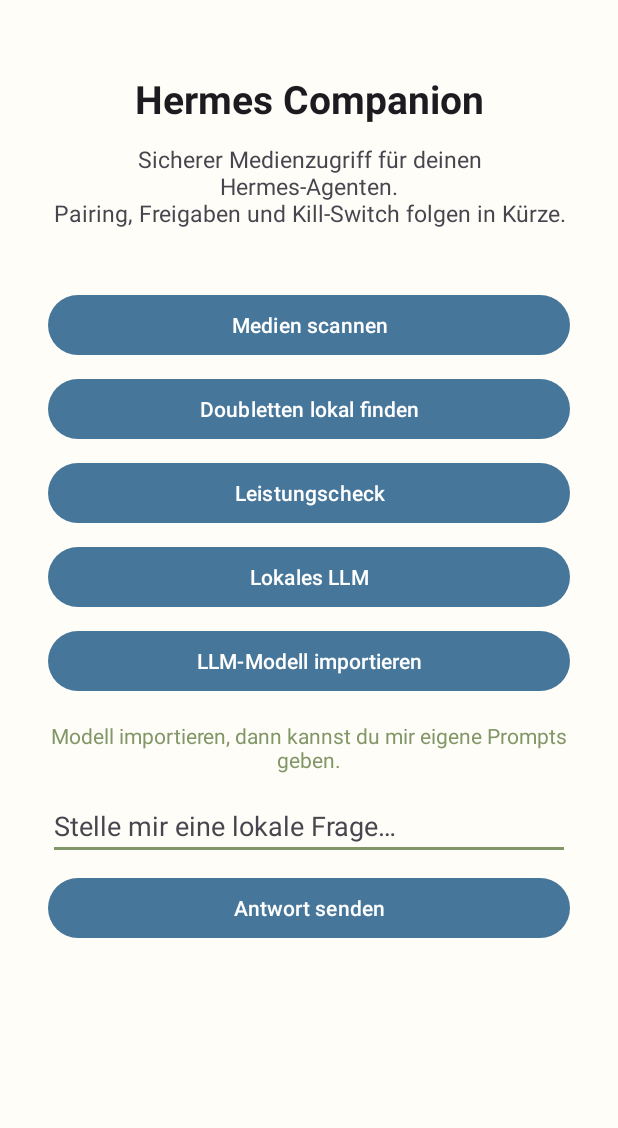
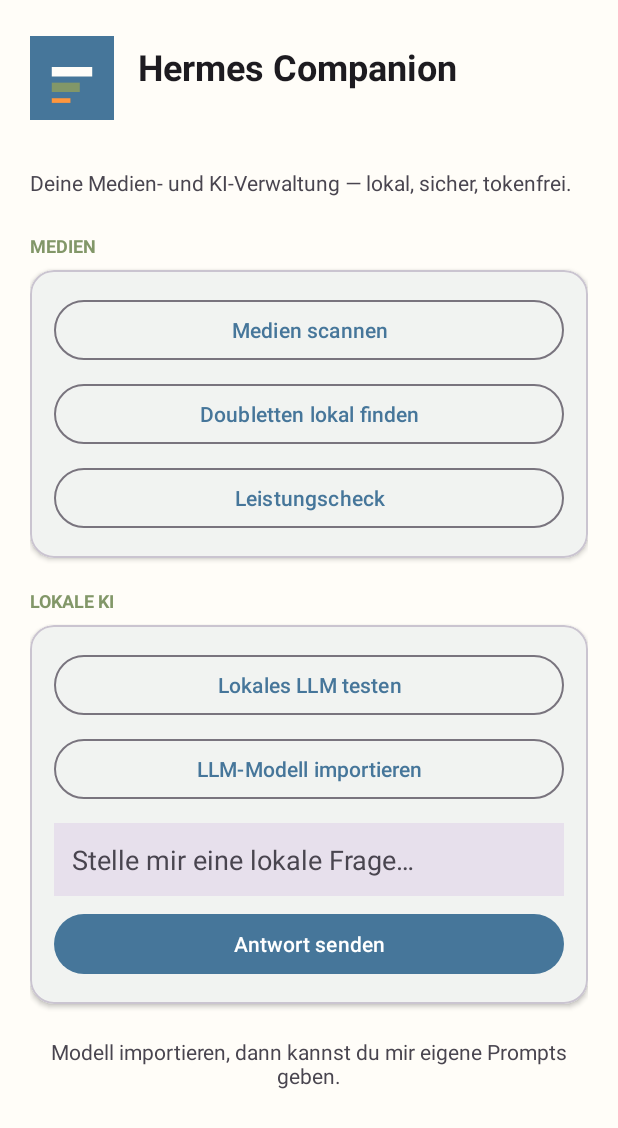
Before and after one commit to wgiove/hemes-android-app, an Android app: the screen it shows after launch (MainActivity), on a phone screen of 412 x 824 dp. Shown: the top 1128 px of the screen. Run offline under Robolectric (Android 15) with nearby library versions, the light colour scheme and no system bars.

Commit message:
feat: modern UI redesign with media and local-AI cards

```diff
--- a/app/app/src/main/res/layout/activity_main.xml
+++ b/app/app/src/main/res/layout/activity_main.xml
@@ -1,142 +1,207 @@
 <?xml version="1.0" encoding="utf-8"?>
-<androidx.constraintlayout.widget.ConstraintLayout
-    xmlns:android="http://schemas.android.com/apk/res/android"
+<ScrollView xmlns:android="http://schemas.android.com/apk/res/android"
     xmlns:app="http://schemas.android.com/apk/res-auto"
     android:layout_width="match_parent"
     android:layout_height="match_parent"
-    android:background="@color/background">
+    android:background="@color/background"
+    android:fillViewport="true">
+
+    <androidx.constraintlayout.widget.ConstraintLayout
+        android:layout_width="match_parent"
+        android:layout_height="wrap_content"
+        android:paddingHorizontal="20dp"
+        android:paddingBottom="24dp">
+
+        <!-- Header -->
+        <ImageView
+            android:id="@+id/app_icon"
+            android:layout_width="56dp"
+            android:layout_height="56dp"
+            android:layout_marginTop="24dp"
+            android:contentDescription="Hermes Companion"
+            android:src="@drawable/ic_launcher"
+            app:layout_constraintStart_toStartOf="parent"
+            app:layout_constraintTop_toTopOf="parent" />
 
         <TextView
             android:id="@+id/title"
-        android:layout_width="wrap_content"
+            android:layout_width="0dp"
             android:layout_height="wrap_content"
-        android:layout_marginTop="48dp"
+            android:layout_marginStart="16dp"
+            android:layout_marginTop="28dp"
             android:text="Hermes Companion"
             android:textColor="?attr/colorOnSurface"
-        android:textSize="26sp"
+            android:textSize="24sp"
             android:textStyle="bold"
             app:layout_constraintEnd_toEndOf="parent"
-        app:layout_constraintStart_toStartOf="parent"
+            app:layout_constraintStart_toEndOf="@id/app_icon"
             app:layout_constraintTop_toTopOf="parent" />
 
         <TextView
             android:id="@+id/subtitle"
             android:layout_width="0dp"
             android:layout_height="wrap_content"
-        android:layout_marginHorizontal="32dp"
-        android:layout_marginTop="12dp"
-        android:gravity="center"
-        android:text="Sicherer Medienzugriff für deinen Hermes-Agenten.\nPairing, Freigaben und Kill-Switch folgen in Kürze."
+            android:layout_marginTop="32dp"
+            android:text="Deine Medien- und KI-Verwaltung — lokal, sicher, tokenfrei."
             android:textColor="?attr/colorOnSurfaceVariant"
-        android:textSize="15sp"
+            android:textSize="14sp"
             app:layout_constraintEnd_toEndOf="parent"
             app:layout_constraintStart_toStartOf="parent"
-        app:layout_constraintTop_toBottomOf="@id/title" />
+            app:layout_constraintTop_toBottomOf="@id/app_icon" />
 
-    <Button
-        android:id="@+id/btn_scan"
+        <!-- Sektion: Medien -->
+        <TextView
+            android:id="@+id/sec_media"
             android:layout_width="0dp"
             android:layout_height="wrap_content"
-        android:layout_marginHorizontal="32dp"
-        android:layout_marginTop="40dp"
-        android:text="Medien scannen"
+            android:layout_marginTop="24dp"
+            android:text="Medien"
+            android:textAllCaps="true"
+            android:textColor="@color/accent"
+            android:textSize="12sp"
+            android:textStyle="bold"
             app:layout_constraintEnd_toEndOf="parent"
             app:layout_constraintStart_toStartOf="parent"
             app:layout_constraintTop_toBottomOf="@id/subtitle" />
 
+        <com.google.android.material.card.MaterialCardView
+            android:id="@+id/card_media"
+            android:layout_width="0dp"
+            android:layout_height="wrap_content"
+            android:layout_marginTop="8dp"
+            app:cardBackgroundColor="?attr/colorSurface"
+            app:cardCornerRadius="16dp"
+            app:cardElevation="2dp"
+            app:layout_constraintEnd_toEndOf="parent"
+            app:layout_constraintStart_toStartOf="parent"
+            app:layout_constraintTop_toBottomOf="@id/sec_media">
+
+            <LinearLayout
+                android:layout_width="match_parent"
+                android:layout_height="wrap_content"
+                android:orientation="vertical"
+                android:padding="16dp">
+
+                <Button
+                    android:id="@+id/btn_scan"
+                    style="?attr/materialButtonOutlinedStyle"
+                    android:layout_width="match_parent"
+                    android:layout_height="wrap_content"
+                    android:text="Medien scannen" />
+
                 <Button
                     android:id="@+id/btn_duplicates"
-        android:layout_width="0dp"
+                    style="?attr/materialButtonOutlinedStyle"
+                    android:layout_width="match_parent"
                     android:layout_height="wrap_content"
-        android:layout_marginHorizontal="32dp"
                     android:layout_marginTop="8dp"
-        android:text="Doubletten lokal finden"
-        app:layout_constraintEnd_toEndOf="parent"
-        app:layout_constraintStart_toStartOf="parent"
-        app:layout_constraintTop_toBottomOf="@id/btn_scan" />
+                    android:text="Doubletten lokal finden" />
 
                 <Button
                     android:id="@+id/btn_benchmark"
+                    style="?attr/materialButtonOutlinedStyle"
+                    android:layout_width="match_parent"
+                    android:layout_height="wrap_content"
+                    android:layout_marginTop="8dp"
+                    android:text="Leistungscheck" />
+            </LinearLayout>
+        </com.google.android.material.card.MaterialCardView>
+
+        <!-- Sektion: Lokale KI -->
+        <TextView
+            android:id="@+id/sec_llm"
             android:layout_width="0dp"
             android:layout_height="wrap_content"
-        android:layout_marginHorizontal="32dp"
-        android:layout_marginTop="8dp"
-        android:text="Leistungscheck"
+            android:layout_marginTop="20dp"
+            android:text="Lokale KI"
+            android:textAllCaps="true"
+            android:textColor="@color/accent"
+            android:textSize="12sp"
+            android:textStyle="bold"
             app:layout_constraintEnd_toEndOf="parent"
             app:layout_constraintStart_toStartOf="parent"
-        app:layout_constraintTop_toBottomOf="@id/btn_duplicates" />
+            app:layout_constraintTop_toBottomOf="@id/card_media" />
+
+        <com.google.android.material.card.MaterialCardView
+            android:id="@+id/card_llm"
+            android:layout_width="0dp"
+            android:layout_height="wrap_content"
+            android:layout_marginTop="8dp"
+            app:cardBackgroundColor="?attr/colorSurface"
+            app:cardCornerRadius="16dp"
+            app:cardElevation="2dp"
+            app:layout_constraintEnd_toEndOf="parent"
+            app:layout_constraintStart_toStartOf="parent"
+            app:layout_constraintTop_toBottomOf="@id/sec_llm">
+
+            <LinearLayout
+                android:layout_width="match_parent"
+                android:layout_height="wrap_content"
+                android:orientation="vertical"
+                android:padding="16dp">
 
                 <Button
                     android:id="@+id/btn_llm"
-        android:layout_width="0dp"
+                    style="?attr/materialButtonOutlinedStyle"
+                    android:layout_width="match_parent"
                     android:layout_height="wrap_content"
-        android:layout_marginHorizontal="32dp"
-        android:layout_marginTop="8dp"
-        android:text="Lokales LLM"
-        app:layout_constraintEnd_toEndOf="parent"
-        app:layout_constraintStart_toStartOf="parent"
-        app:layout_constraintTop_toBottomOf="@id/btn_benchmark" />
+                    android:text="Lokales LLM testen" />
 
                 <Button
                     android:id="@+id/btn_llm_import"
-        android:layout_width="0dp"
+                    style="?attr/materialButtonOutlinedStyle"
+                    android:layout_width="match_parent"
                     android:layout_height="wrap_content"
-        android:layout_marginHorizontal="32dp"
                     android:layout_marginTop="8dp"
-        android:text="LLM-Modell importieren"
-        app:layout_constraintEnd_toEndOf="parent"
-        app:layout_constraintStart_toStartOf="parent"
-        app:layout_constraintTop_toBottomOf="@id/btn_llm" />
+                    android:text="LLM-Modell importieren" />
 
+                <EditText
+                    android:id="@+id/input_prompt"
+                    android:layout_width="match_parent"
+                    android:layout_height="wrap_content"
+                    android:layout_marginTop="12dp"
+                    android:background="?attr/colorSurfaceVariant"
+                    android:imeOptions="actionSend"
+                    android:hint="Stelle mir eine lokale Frage…"
+                    android:inputType="text"
+                    android:maxLines="3"
+                    android:padding="12dp"
+                    android:textColor="?attr/colorOnSurface"
+                    android:textColorHint="?attr/colorOnSurfaceVariant" />
+
+                <Button
+                    android:id="@+id/btn_send"
+                    android:layout_width="match_parent"
+                    android:layout_height="wrap_content"
+                    android:layout_marginTop="8dp"
+                    android:text="Antwort senden" />
+            </LinearLayout>
+        </com.google.android.material.card.MaterialCardView>
+
+        <!-- Status -->
         <TextView
             android:id="@+id/status"
             android:layout_width="0dp"
             android:layout_height="wrap_content"
-        android:layout_marginHorizontal="32dp"
             android:layout_marginTop="16dp"
             android:gravity="center"
+            android:minHeight="48dp"
             android:text="Modell importieren, dann kannst du mir eigene Prompts geben."
-        android:textColor="@color/accent"
+            android:textColor="?attr/colorOnSurfaceVariant"
             android:textSize="14sp"
             app:layout_constraintEnd_toEndOf="parent"
             app:layout_constraintStart_toStartOf="parent"
-        app:layout_constraintTop_toBottomOf="@id/btn_llm_import" />
+            app:layout_constraintTop_toBottomOf="@id/card_llm" />
 
-    <EditText
-        android:id="@+id/input_prompt"
+        <androidx.recyclerview.widget.RecyclerView
+            android:id="@+id/recycler"
             android:layout_width="0dp"
             android:layout_height="wrap_content"
-        android:layout_marginHorizontal="32dp"
-        android:layout_marginTop="12dp"
-        android:hint="Stelle mir eine lokale Frage…"
-        android:inputType="text"
-        android:maxLines="3"
-        android:imeOptions="actionSend"
-        android:textColor="?attr/colorOnSurface"
-        android:textColorHint="?attr/colorOnSurfaceVariant"
+            android:layout_marginTop="8dp"
+            android:overScrollMode="never"
             app:layout_constraintEnd_toEndOf="parent"
             app:layout_constraintStart_toStartOf="parent"
             app:layout_constraintTop_toBottomOf="@id/status" />
 
-    <Button
-        android:id="@+id/btn_send"
-        android:layout_width="0dp"
-        android:layout_height="wrap_content"
-        android:layout_marginHorizontal="32dp"
-        android:layout_marginTop="8dp"
-        android:text="Antwort senden"
-        app:layout_constraintEnd_toEndOf="parent"
-        app:layout_constraintStart_toStartOf="parent"
-        app:layout_constraintTop_toBottomOf="@id/input_prompt" />
-
-    <androidx.recyclerview.widget.RecyclerView
-        android:id="@+id/recycler"
-        android:layout_width="0dp"
-        android:layout_height="0dp"
-        android:layout_marginTop="8dp"
-        app:layout_constraintBottom_toBottomOf="parent"
-        app:layout_constraintEnd_toEndOf="parent"
-        app:layout_constraintStart_toStartOf="parent"
-        app:layout_constraintTop_toBottomOf="@id/btn_send" />
-
     </androidx.constraintlayout.widget.ConstraintLayout>
+</ScrollView>
```
Also changed, not shown: 1 other file. Lines whose indentation alone changed are shown as unchanged.
